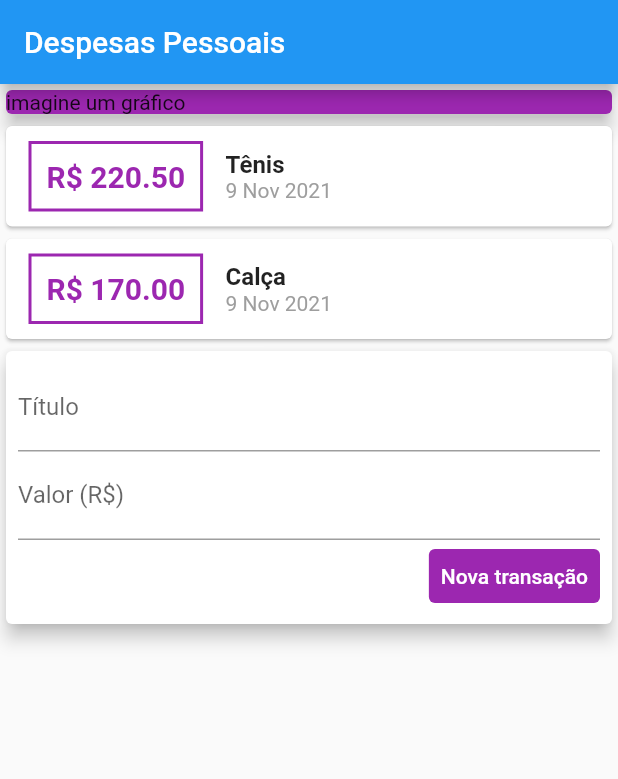
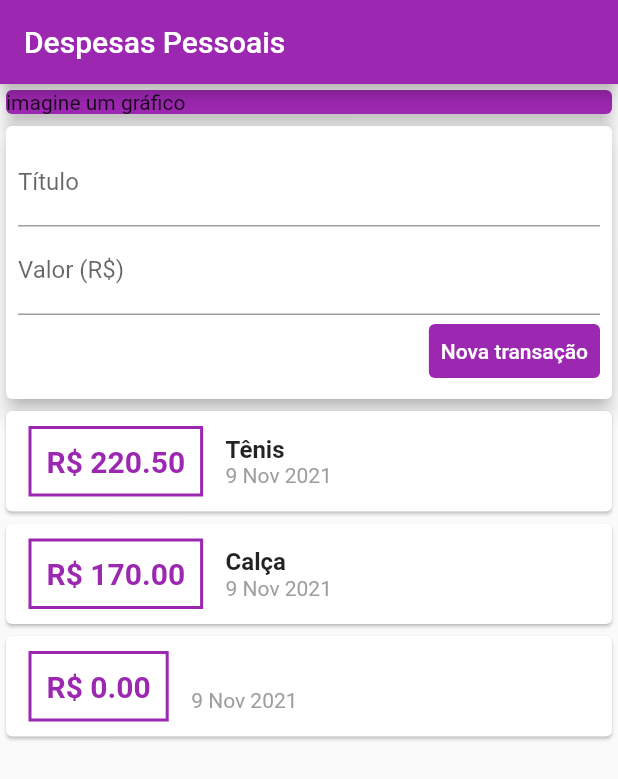
Before and after one commit to alisson-araujo/expenses, a Flutter app: the screen it shows after launch, after a tap on "Nova transação", on a phone screen of 412 x 824 dp. Shown: the top 779 px of the screen. Run offline on Flutter 3.47's test engine with Material 2 defaults, Android fonts, the phone set to English and light mode, and no system bars.

Commit message:
implementando listview

```diff
--- a/lib/components/transactions_form.dart
+++ b/lib/components/transactions_form.dart
@@ -1,9 +1,12 @@
 import 'package:flutter/material.dart';
 
 class TransactionsForm extends StatelessWidget {
-
   final titleController = TextEditingController();
   final valueController = TextEditingController();
+
+  final void Function(String, double) onSubmit;
+
+  TransactionsForm(this.onSubmit);
 
   @override
   Widget build(BuildContext context) {
@@ -32,7 +35,9 @@ class TransactionsForm extends StatelessWidget {
                   backgroundColor: Colors.purple,
                 ),
                 onPressed: () {
-
+                  final title = titleController.text;
+                  final value = double.tryParse(valueController.text) ?? 0.0;
+                  onSubmit(title,value);
                 },
                 child: const Text('Nova transação',
                     style: TextStyle(
--- a/lib/components/transactions_list.dart
+++ b/lib/components/transactions_list.dart
@@ -9,8 +9,12 @@ class TransactionList extends StatelessWidget {
 
   @override
   Widget build(BuildContext context) {
-    return Column(
-      children: transactions.map((tr) {
+    return Container(
+      height: 300,
+      child: ListView.builder(
+        itemCount: transactions.length,
+        itemBuilder: (ctx, index) {
+          final tr = transactions[index];
           return Card(
             child: Row(
               children: <Widget>[
@@ -55,7 +59,8 @@ class TransactionList extends StatelessWidget {
               ],
             ),
           );
-      }).toList(),
+        },
+      ),
     );
   }
 }
--- a/lib/components/transactions_user.dart
+++ b/lib/components/transactions_user.dart
@@ -1,10 +1,11 @@
+import 'dart:math';
+
 import 'package:flutter/material.dart';
 import 'transactions_form.dart';
 import 'transactions_list.dart';
 import '../models/transaction.dart';
 
 class TransactionUser extends StatefulWidget {
-
   @override
   _TransactionUserState createState() => _TransactionUserState();
 }
@@ -25,12 +26,25 @@ class _TransactionUserState extends State<TransactionUser> {
     )
   ];
 
+  _addTransaction(String title, double value) {
+    final newTransaction = Transaction(
+      id: Random().nextDouble().toString(),
+      title: title,
+      value: value,
+      date: DateTime.now(),
+    );
+
+    setState(() {
+      _transactions.add(newTransaction);
+    });
+  }
+
   @override
   Widget build(BuildContext context) {
     return Column(
       children: <Widget>[
+        TransactionsForm(_addTransaction),
         TransactionList(_transactions),
-        TransactionsForm(),
       ],
     );
   }
--- a/lib/main.dart
+++ b/lib/main.dart
@@ -18,8 +18,10 @@ class MyHomePage extends StatelessWidget {
     return Scaffold(
         appBar: AppBar(
           title: const Text('Despesas Pessoais'),
+          backgroundColor: Colors.purple,
         ),
-        body: Column(
+        body: SingleChildScrollView(
+          child: Column(
             crossAxisAlignment: CrossAxisAlignment.stretch,
             children: <Widget>[
               Container(
@@ -31,6 +33,7 @@ class MyHomePage extends StatelessWidget {
               ),
               TransactionUser(),
             ],
+          ),
         ));
   }
 }
```
Also changed, not shown: lib/models/transaction.dart (line endings or trailing spaces). Lines whose indentation alone changed are shown as unchanged.
